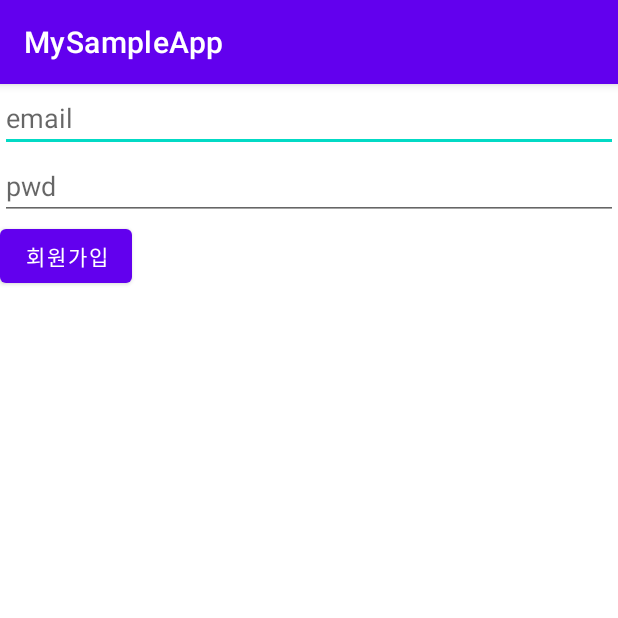
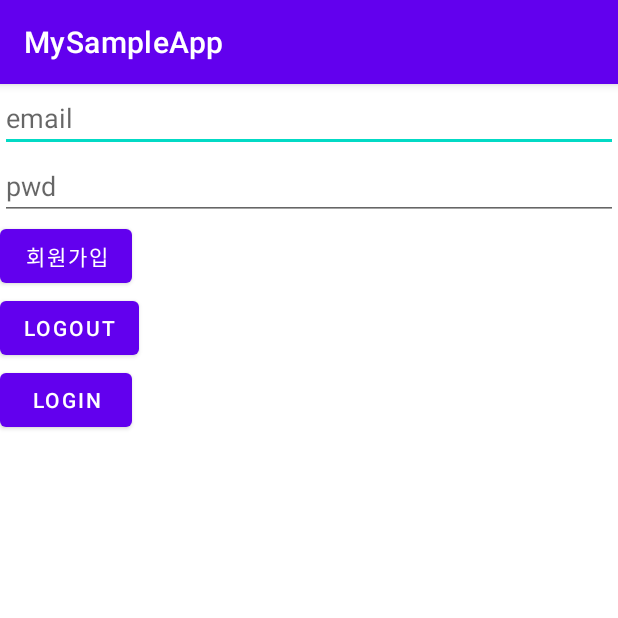
Before and after one commit to inhohyun/CommunityAppSample, an Android app: the screen it shows after launch (MainActivity), on a phone screen of 412 x 824 dp, the top half of it. Run offline under Robolectric (Android 15) with nearby library versions, the phone set to English and light mode, and no system bars; our stand-ins replace Firebase (no records; nobody signed in at launch, a user with empty details on screens opened directly), data binding; 5 statements that could not run were skipped.

Commit message:
로그인, 로그아웃 구현

```diff
--- a/app/src/main/java/com/shoppi/shoppi/mysampleapp/MainActivity.kt
+++ b/app/src/main/java/com/shoppi/shoppi/mysampleapp/MainActivity.kt
@@ -3,7 +3,6 @@ package com.shoppi.shoppi.mysampleapp
 import androidx.appcompat.app.AppCompatActivity
 import android.os.Bundle
 import android.widget.Button
-import android.widget.EditText
 import android.widget.Toast
 import androidx.databinding.DataBindingUtil
 import com.google.firebase.auth.FirebaseAuth
@@ -50,5 +49,28 @@ class MainActivity : AppCompatActivity() {
                 }
         }
 
+        binding.logoutBtn.setOnClickListener{
+            //버튼 클릭시 로그아웃(삭제가 아닌 로그아웃)
+            auth.signOut()
+            Toast.makeText(this, auth.currentUser?.uid.toString(), Toast.LENGTH_SHORT).show()
+
+        }
+
+        binding.loginBtn.setOnClickListener{
+            val email = binding.emailArea
+            val pwd = binding.pwdArea
+
+            auth.signInWithEmailAndPassword(email.text.toString(), pwd.text.toString())
+                .addOnCompleteListener(this) { task ->
+                    if (task.isSuccessful) {
+                        Toast.makeText(this, "ok",Toast.LENGTH_SHORT).show()
+                        Toast.makeText(this, auth.currentUser?.uid.toString(), Toast.LENGTH_SHORT).show()
+
+                    } else {
+                        Toast.makeText(this, "no",Toast.LENGTH_SHORT).show()
+                    }
+                }
+
+        }
     }
 }
--- a/app/src/main/res/layout/activity_main.xml
+++ b/app/src/main/res/layout/activity_main.xml
@@ -24,6 +24,16 @@
             android:text="회원가입"
             android:layout_width="wrap_content"
             android:layout_height="wrap_content"/>
+        <Button
+            android:id="@+id/logoutBtn"
+            android:text="logout"
+            android:layout_width="wrap_content"
+            android:layout_height="wrap_content"/>
+        <Button
+            android:id="@+id/loginBtn"
+            android:text="login"
+            android:layout_width="wrap_content"
+            android:layout_height="wrap_content"/>
 
     </LinearLayout>
 </layout>
```
Also changed, not shown: app/src/main/AndroidManifest.xml (+14 -0 lines), app/src/main/java/com/shoppi/shoppi/mysampleapp/BoardListActivity.kt (added, +11 -0 lines), app/src/main/java/com/shoppi/shoppi/mysampleapp/BoardWriteActivity.kt (added, +11 -0 lines), app/src/main/res/layout/activity_board_list.xml (added, +9 -0 lines), app/src/main/res/layout/activity_board_write.xml (added, +9 -0 lines).
